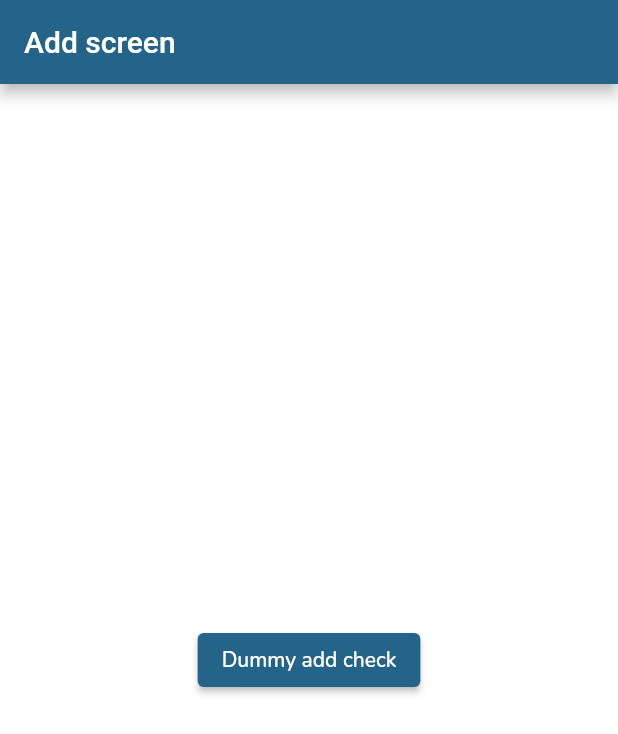
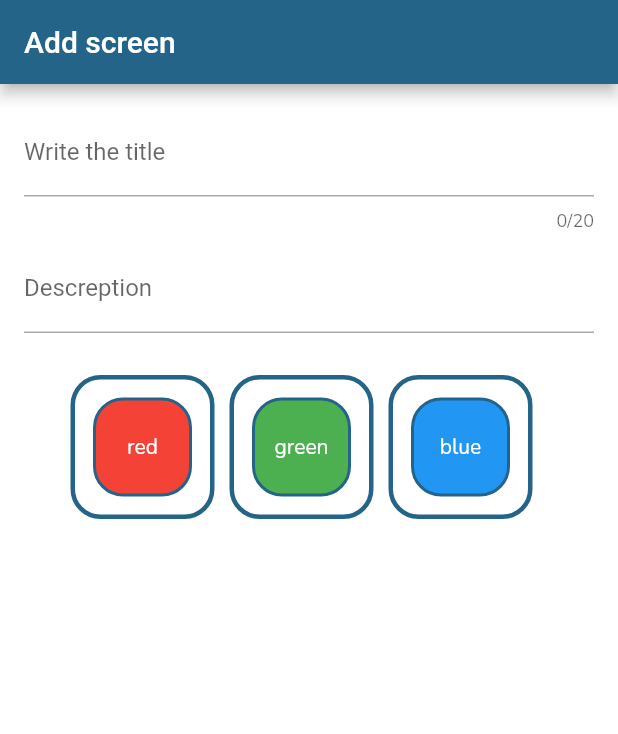
Before and after one commit to MiksaMalaksa/BlocTraining, a Flutter app: the screen it shows after launch, after a tap on the "add" icon, on a phone screen of 412 x 824 dp. Shown: the top 734 px of the screen. Run offline on Flutter 3.47's test engine with Material 2 defaults, Android fonts, the phone set to English and light mode, and no system bars; our stand-ins replace bloc, equatable, flutter_bloc, google_fonts.

Commit message:
added new bloc

```diff
--- a/lib/screens/add_item.dart
+++ b/lib/screens/add_item.dart
@@ -1,20 +1,24 @@
+import 'package:bloc_test/widgets/color_container.dart';
 import 'package:flutter/material.dart';
 import 'package:flutter_bloc/flutter_bloc.dart';
 import '../model/color_description.dart';
 import '../widgets/blocs/list_of_descriptions/bloc.dart';
 
 class AddColorDescriptionItem extends StatelessWidget {
-  const AddColorDescriptionItem({super.key});
+  AddColorDescriptionItem({super.key});
+
+  final _formKey = GlobalKey<FormState>();
+  String _title = "";
+  String _descreption = "";
 
   void _dummyAdd(BuildContext context) {
     context.read<ColorDescriptionsBloc>().add(
           ColorDescriptionsAddEvent(
             addingElement: ColorDescription(
-              color: Colors.amber,
-              description: "s",
-              title: "Oj",
-              id: uuid.v4()
-            ),
+                color: Colors.amber,
+                description: "s",
+                title: "Oj",
+                id: uuid.v4()),
           ),
         );
     Navigator.of(context).pop();
@@ -28,14 +32,88 @@ class AddColorDescriptionItem extends StatelessWidget {
         backgroundColor: Theme.of(context).colorScheme.primary,
         title: const Text("Add screen"),
       ),
-      body: Center(
-        child: ElevatedButton(
-          child: const Text("Dummy add check"),
-          onPressed: () => _dummyAdd(context),
-        ),
-      ),
+      body: Padding(
+          padding: const EdgeInsets.all(16),
+          child: Form(
+            key: _formKey,
+            child: Column(children: [
+              TextFormField(
+                style:
+                    TextStyle(color: Theme.of(context).colorScheme.onSecondary),
+                decoration:
+                    const InputDecoration(label: Text("Write the title")),
+                maxLength: 20,
+                validator: (value) {
+                  if (value == null ||
+                      value.isEmpty ||
+                      value.trim().length <= 1) {
+                    return "Title input is invalid";
+                  }
+                  return null;
+                },
+                onSaved: (newValue) {
+                  _title = newValue!;
+                },
+              ),
+              const SizedBox(
+                height: 8,
+              ),
+              TextFormField(
+                style:
+                    TextStyle(color: Theme.of(context).colorScheme.onSecondary),
+                decoration: const InputDecoration(label: Text("Descreption")),
+                validator: (value) {
+                  if (value == null ||
+                      value.isEmpty ||
+                      value.trim().length <= 1) {
+                    return "Descreption input is invalid";
+                  }
+                  return null;
+                },
+              ),
+              const SizedBox(
+                height: 28,
+              ),
+              const SingleChildScrollView(
+                scrollDirection: Axis.horizontal,
+                child: Row(
+                  children: [
+                    ColorContainer(
+                      color: Colors.red,
+                      nameOfColor: "red",
+                    ),
+                    SizedBox(
+                      width: 10,
+                    ),
+                    ColorContainer(
+                      color: Colors.green,
+                      nameOfColor: "green",
+                    ),
+                    SizedBox(
+                      width: 10,
+                    ),
+                    ColorContainer(
+                      color: Colors.blue,
+                      nameOfColor: "blue",
+                    ),
+                    SizedBox(
+                      width: 10,
+                    ),
+                  ],
+                ),
+              ),
+            ]),
+          )),
     );
   }
 }
 
+
+// Center(
+//         child: ElevatedButton(
+//           child: const Text("Dummy add check"),
+//           onPressed: () => _dummyAdd(context),
+//         ),
+//       ),
+
 // !-_-_- [get it, di] -_-_-!
--- a/lib/widgets/app_bars/welcome_screen_app_bar.dart
+++ b/lib/widgets/app_bars/welcome_screen_app_bar.dart
@@ -33,7 +33,7 @@ class WelcomeScreeenAppBar extends StatelessWidget
             }),
         IconButton(
             onPressed: () => Navigator.of(context).push(MaterialPageRoute(
-                builder: (ctx) => const AddColorDescriptionItem())),
+                builder: (ctx) => AddColorDescriptionItem())),
             icon: const Icon(Icons.add))
       ],
     );
--- a/lib/widgets/blocs/list_of_descriptions/bloc.dart
+++ b/lib/widgets/blocs/list_of_descriptions/bloc.dart
@@ -23,10 +23,16 @@ final class ColorDescriptionsAddEvent extends ColorDescriptionEvents {
 }
 
 final class ColorDescriptionsRemoveEvent extends ColorDescriptionEvents {
-  final List<ColorDescription> colorDescretions;
   final ColorDescription removeElement;
-  ColorDescriptionsRemoveEvent(
-      {required this.colorDescretions, required this.removeElement});
+  ColorDescriptionsRemoveEvent({required this.removeElement});
+}
+
+final class ColorDescreptionsCanceledDeletingEvent
+    extends ColorDescriptionEvents {
+  final ColorDescription returnedElement;
+  final int index;
+  ColorDescreptionsCanceledDeletingEvent(
+      {required this.returnedElement, required this.index});
 }
 
 final class ColorDescriptionsEditEvent extends ColorDescriptionEvents {
@@ -49,19 +55,26 @@ class ColorDescriptionsBloc
     on<ColorDescriptionsAddEvent>(_onAdd);
     on<ColorDescriptionsRemoveEvent>(_onRemove);
     on<ColorDescriptionsEditEvent>(_onEdit);
+    on<ColorDescreptionsCanceledDeletingEvent>(_onRemovedCanceled);
   }
 
   void _onAdd(
       ColorDescriptionsAddEvent event, Emitter<ColorDescriptionsState> emit) {
-    final newList = state.colorDescretions;
-    newList.add(event.addingElement);
-    emit(state.copyWith(colorDescretions: newList));
+    emit(state.copyWith(
+        colorDescretions: state.colorDescretions..add(event.addingElement)));
   }
 
   void _onRemove(ColorDescriptionsRemoveEvent event,
       Emitter<ColorDescriptionsState> emit) {
     emit(state.copyWith(
         colorDescretions: state.colorDescretions..remove(event.removeElement)));
+  }
+
+  void _onRemovedCanceled(ColorDescreptionsCanceledDeletingEvent event,
+      Emitter<ColorDescriptionsState> emit) {
+    emit(state.copyWith(
+        colorDescretions: state.colorDescretions
+          ..insert(event.index, event.returnedElement)));
   }
 
   void _onEdit(
--- /dev/null
+++ b/lib/widgets/color_container.dart
@@ -0,0 +1,85 @@
+import 'package:flutter/material.dart';
+
+class ColorContainer extends StatefulWidget {
+  const ColorContainer(
+      {super.key, required this.color, required this.nameOfColor});
+
+  final Color color;
+  final String nameOfColor;
+
+  @override
+  State<ColorContainer> createState() => _ColorContainerState();
+}
+
+class _ColorContainerState extends State<ColorContainer> {
+  double bigContainerSize = 96;
+  double smallContainerSize = 66;
+  double borderWidth = 3;
+  bool changeToWhite = false;
+  bool choosed = false;
+
+  double saveiBgContainerSize = 96;
+  double saveSmallContainerSize = 66;
+  double saveBorderWidth = 3;
+
+  @override
+  Widget build(BuildContext context) {
+    return AnimatedContainer(
+      duration: const Duration(seconds: 1),
+      curve: Curves.easeOut,
+      height: bigContainerSize,
+      width: bigContainerSize,
+      decoration: BoxDecoration(
+          borderRadius: const BorderRadius.all(Radius.circular(20)),
+          border: Border.all(
+              width: borderWidth,
+              color: changeToWhite
+                  ? Colors.white
+                  : Theme.of(context).colorScheme.primary)),
+      child: Center(
+        child: GestureDetector(
+          onTap: () {
+            setState(() {
+              if (choosed = true && smallContainerSize == bigContainerSize) {
+                ScaffoldMessenger.of(context).clearSnackBars();
+                ScaffoldMessenger.of(context).showSnackBar(const SnackBar(
+                    duration: Duration(seconds: 1),
+                    content: Text("Can not choose 2 colors at once!")));
+                bigContainerSize == smallContainerSize;
+              } else if (smallContainerSize != bigContainerSize) {
+                smallContainerSize = bigContainerSize;
+                borderWidth = 0;
+                changeToWhite = true;
+                choosed = true;
+              } else {
+                smallContainerSize = saveSmallContainerSize;
+                borderWidth = saveBorderWidth;
+                changeToWhite = false;
+                choosed = false;
+              }
+            });
+          },
+          child: AnimatedContainer(
+            duration: const Duration(seconds: 1),
+            curve: Curves.fastOutSlowIn,
+            width: smallContainerSize,
+            height: smallContainerSize,
+            decoration: BoxDecoration(
+                borderRadius: const BorderRadius.all(Radius.circular(20)),
+                border: Border.all(
+                    width: 2, color: Theme.of(context).colorScheme.primary),
+                color: widget.color),
+            child: Center(
+                child: Text(
+              widget.nameOfColor,
+              style: Theme.of(context)
+                  .textTheme
+                  .bodyMedium!
+                  .copyWith(color: Colors.white),
+            )),
+          ),
+        ),
+      ),
+    );
+  }
+}
--- a/lib/widgets/color_description_item.dart
+++ b/lib/widgets/color_description_item.dart
@@ -25,7 +25,10 @@ class ColorDescriptionItem extends StatelessWidget {
               color: Theme.of(context).colorScheme.primary,
             )
           : Icon(Icons.brush, color: colorItem.color),
-      subtitle: const Text("Tap for more info"),
+      subtitle: Text(
+        "Tap for more info",
+        style: TextStyle(color: Theme.of(context).colorScheme.onBackground),
+      ),
     );
   }
 }
```
Also changed, not shown: lib/widgets/blocs/color_bloc/bloc.dart (added, +39 -0 lines), lib/widgets/color_descriptions.dart (+32 -5 lines).
